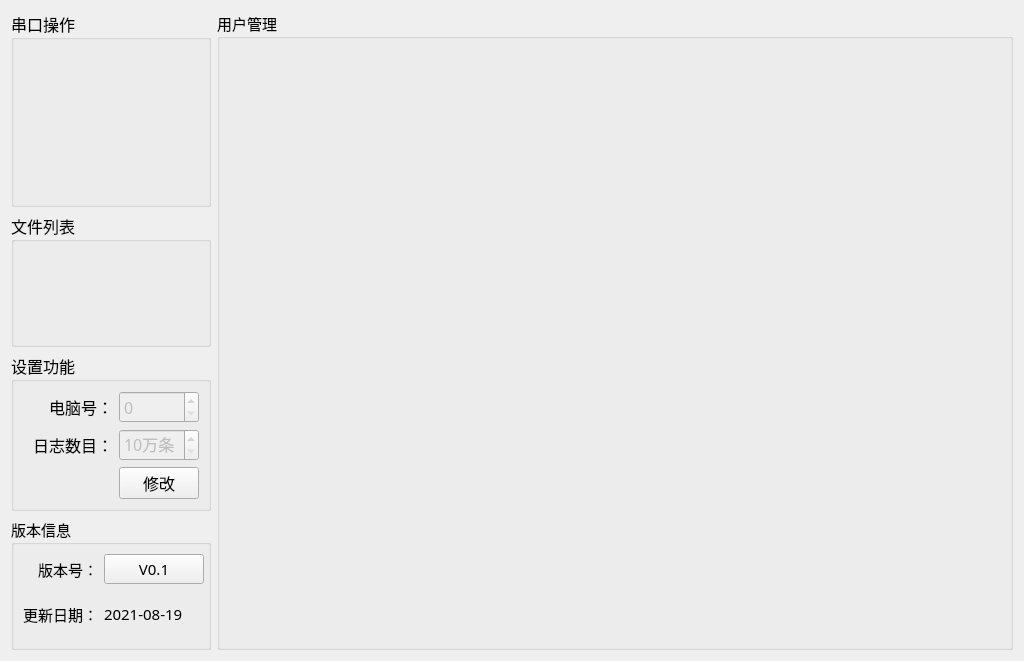
Qt form pro_fvt/setups/setup_mainwid.ui (ChinaClever/MPro-Tools) before a commit.
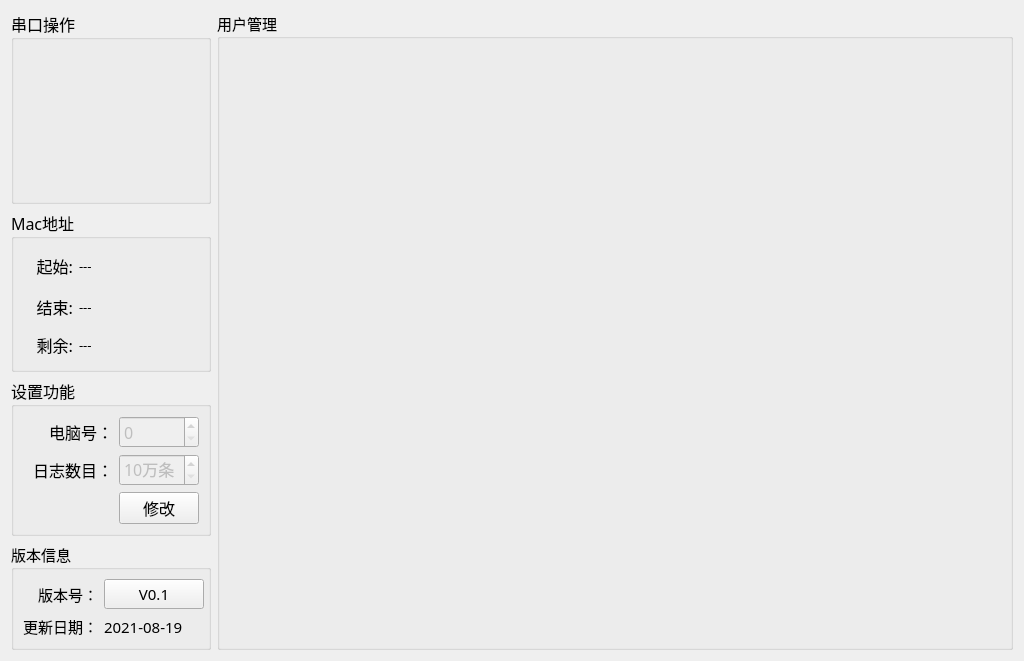
The same form after that commit.

```diff
--- a/pro_fvt/setups/setup_mainwid.ui
+++ b/pro_fvt/setups/setup_mainwid.ui
@@ -94,8 +94,115 @@
       </font>
      </property>
      <property name="title">
-      <string>文件列表</string>
+      <string>Mac地址</string>
      </property>
+     <layout class="QGridLayout" name="gridLayout_3">
+      <item row="0" column="0">
+       <widget class="QLabel" name="label_11">
+        <property name="minimumSize">
+         <size>
+          <width>0</width>
+          <height>35</height>
+         </size>
+        </property>
+        <property name="maximumSize">
+         <size>
+          <width>50</width>
+          <height>16777215</height>
+         </size>
+        </property>
+        <property name="text">
+         <string>起始:</string>
+        </property>
+        <property name="alignment">
+         <set>Qt::AlignRight|Qt::AlignTrailing|Qt::AlignVCenter</set>
+        </property>
+       </widget>
+      </item>
+      <item row="0" column="1">
+       <widget class="QLabel" name="startMacLab">
+        <property name="font">
+         <font>
+          <family>宋体</family>
+          <pointsize>10</pointsize>
+         </font>
+        </property>
+        <property name="text">
+         <string>---</string>
+        </property>
+       </widget>
+      </item>
+      <item row="1" column="0">
+       <widget class="QLabel" name="label_12">
+        <property name="minimumSize">
+         <size>
+          <width>0</width>
+          <height>35</height>
+         </size>
+        </property>
+        <property name="maximumSize">
+         <size>
+          <width>50</width>
+          <height>16777215</height>
+         </size>
+        </property>
+        <property name="text">
+         <string>结束:</string>
+        </property>
+        <property name="alignment">
+         <set>Qt::AlignRight|Qt::AlignTrailing|Qt::AlignVCenter</set>
+        </property>
+       </widget>
+      </item>
+      <item row="1" column="1">
+       <widget class="QLabel" name="endMacLab">
+        <property name="font">
+         <font>
+          <family>宋体</family>
+          <pointsize>10</pointsize>
+         </font>
+        </property>
+        <property name="text">
+         <string>---</string>
+        </property>
+       </widget>
+      </item>
+      <item row="2" column="0">
+       <widget class="QLabel" name="label_13">
+        <property name="minimumSize">
+         <size>
+          <width>0</width>
+          <height>30</height>
+         </size>
+        </property>
+        <property name="maximumSize">
+         <size>
+          <width>50</width>
+          <height>16777215</height>
+         </size>
+        </property>
+        <property name="text">
+         <string>剩余:</string>
+        </property>
+        <property name="alignment">
+         <set>Qt::AlignRight|Qt::AlignTrailing|Qt::AlignVCenter</set>
+        </property>
+       </widget>
+      </item>
+      <item row="2" column="1">
+       <widget class="QLabel" name="cntMacLab">
+        <property name="font">
+         <font>
+          <family>宋体</family>
+          <pointsize>10</pointsize>
+         </font>
+        </property>
+        <property name="text">
+         <string>---</string>
+        </property>
+       </widget>
+      </item>
+     </layout>
     </widget>
    </item>
    <item row="2" column="0">
```
